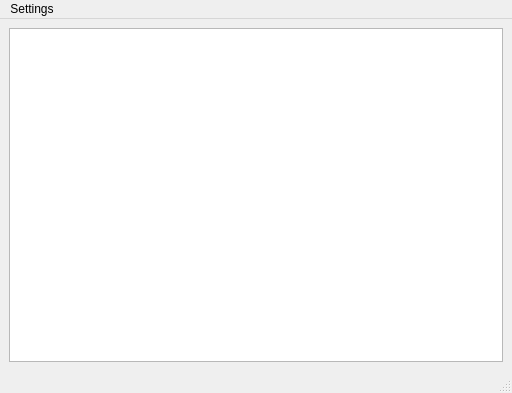
The window that Server/mainwindow.ui (Sivoha/Qt-Chat) describes before a commit, drawn with Qt 5.
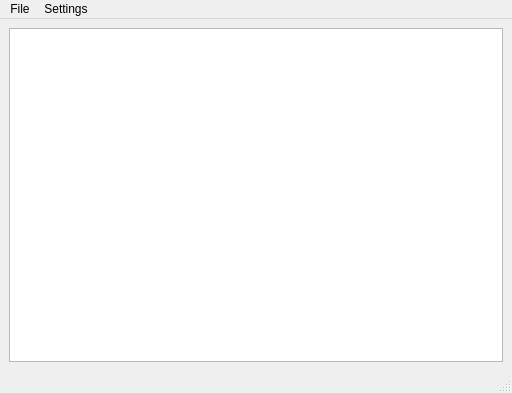
The same window after the commit.

```diff
--- a/Server/mainwindow.ui
+++ b/Server/mainwindow.ui
@@ -36,6 +36,16 @@
     <addaction name="networkSettingsButton"/>
     <addaction name="changeKeyButton"/>
    </widget>
+   <widget class="QMenu" name="menuFile">
+    <property name="title">
+     <string>File</string>
+    </property>
+    <addaction name="turnOnServerButton"/>
+    <addaction name="turnOffServerButton"/>
+    <addaction name="saveLogsButton"/>
+    <addaction name="exitButton"/>
+   </widget>
+   <addaction name="menuFile"/>
    <addaction name="menuSettings"/>
   </widget>
   <widget class="QStatusBar" name="statusbar"/>
```
Left out of the diff: 20 changed lines with no effect on the pictures.
